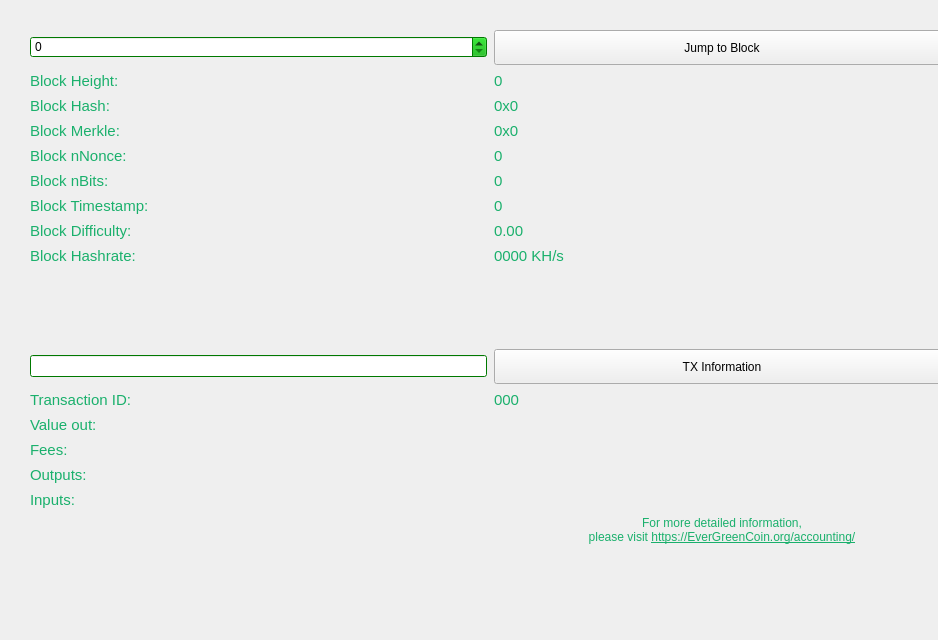
First picture: the form in src/qt/forms/blockbrowser.ui, repository EverGreenCoinDev/EverGreenCoin, before the edit.
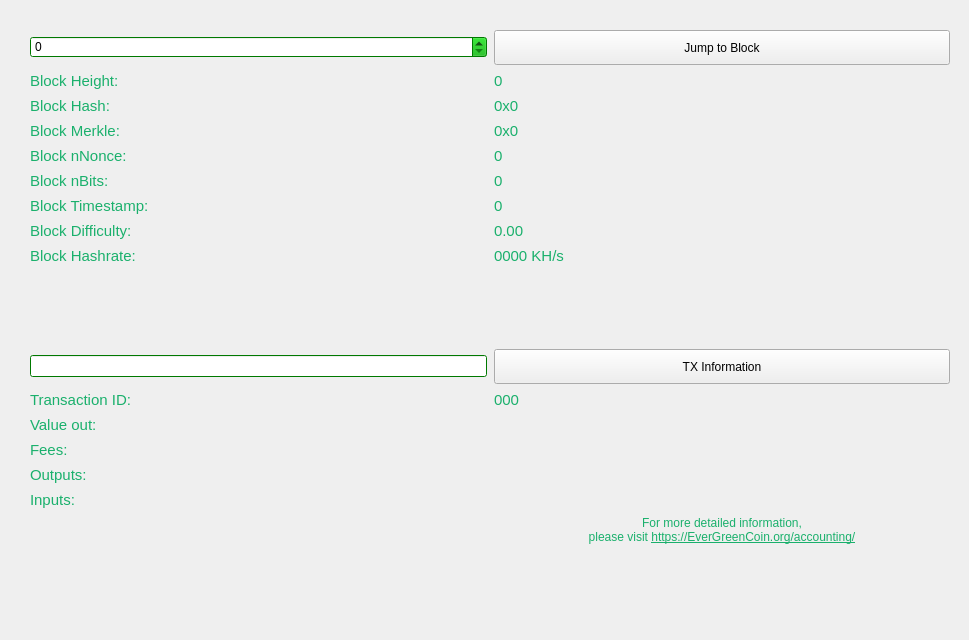
Second picture: the form after the edit.

Commit message: Block explorer size conflicts removed.

```diff
--- a/src/qt/forms/blockbrowser.ui
+++ b/src/qt/forms/blockbrowser.ui
@@ -12,7 +12,7 @@
    <rect>
     <x>0</x>
     <y>0</y>
-    <width>938</width>
+    <width>969</width>
     <height>640</height>
    </rect>
   </property>
@@ -24,7 +24,7 @@
   </property>
   <property name="minimumSize">
    <size>
-    <width>938</width>
+    <width>969</width>
     <height>640</height>
    </size>
   </property>
```
